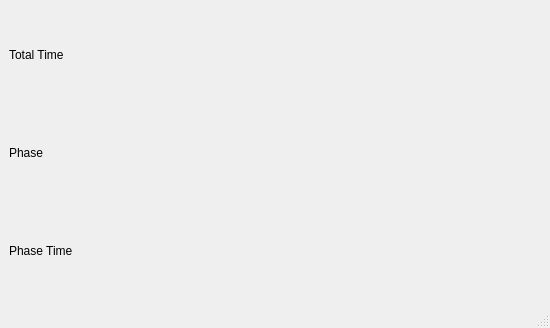
This is src/TrainerWindow/trainer.ui in dvarubla/breathe_trainer as Qt 5 draws it before an edit. The edited form follows.
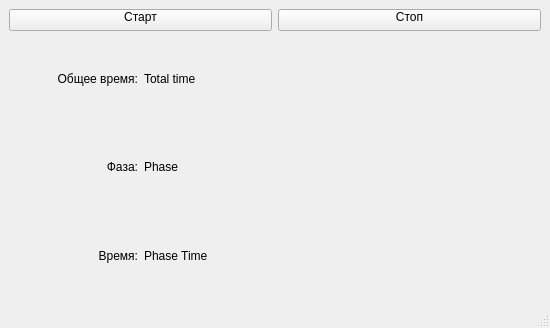
This is the edited form. Icons and pictures are not drawn. Custom widgets are drawn as their Qt base class.

Commit message: Add start and stop buttons

```diff
--- a/src/TrainerWindow/trainer.ui
+++ b/src/TrainerWindow/trainer.ui
@@ -20,35 +20,100 @@
    <property name="autoFillBackground">
     <bool>false</bool>
    </property>
-   <layout class="QHBoxLayout" name="horizontalLayout">
-    <item>
-     <layout class="QVBoxLayout" name="verticalLayout">
+   <layout class="QGridLayout" name="gridLayout_5" rowstretch="1,8">
+    <item row="0" column="0" colspan="2">
+     <layout class="QHBoxLayout" name="horizontalLayout">
       <item>
-       <widget class="QLabel" name="totalTime">
+       <widget class="QPushButton" name="startButton">
+        <property name="styleSheet">
+         <string notr="true">text-align:top center;</string>
+        </property>
         <property name="text">
-         <string>Total Time</string>
+         <string>Старт</string>
         </property>
+        <property name="icon">
+         <iconset resource="../../res/resources.qrc">
+          <normaloff>:/images/play_button.svg</normaloff>:/images/play_button.svg</iconset>
+        </property>
+        <property name="flat">
+         <bool>false</bool>
+        </property>
        </widget>
       </item>
       <item>
+       <widget class="QPushButton" name="stopButton">
+        <property name="styleSheet">
+         <string notr="true">text-align:top center;</string>
+        </property>
+        <property name="text">
+         <string>Стоп</string>
+        </property>
+        <property name="icon">
+         <iconset resource="../../res/resources.qrc">
+          <normaloff>:/images/stop_button.svg</normaloff>:/images/stop_button.svg</iconset>
+        </property>
+       </widget>
+      </item>
+     </layout>
+    </item>
+    <item row="1" column="1">
+     <widget class="breathe_trainer::TimeMeter" name="timeMeter" native="true"/>
+    </item>
+    <item row="1" column="0">
+     <layout class="QGridLayout" name="gridLayout">
+      <item row="0" column="0">
+       <widget class="QLabel" name="label_3">
+        <property name="text">
+         <string>Общее время:</string>
+        </property>
+        <property name="alignment">
+         <set>Qt::AlignRight|Qt::AlignTrailing|Qt::AlignVCenter</set>
+        </property>
+       </widget>
+      </item>
+      <item row="1" column="1">
        <widget class="QLabel" name="phase">
         <property name="text">
          <string>Phase</string>
         </property>
        </widget>
       </item>
-      <item>
+      <item row="2" column="1">
        <widget class="QLabel" name="phaseTime">
         <property name="text">
          <string>Phase Time</string>
         </property>
        </widget>
       </item>
+      <item row="2" column="0">
+       <widget class="QLabel" name="label">
+        <property name="text">
+         <string>Время:</string>
+        </property>
+        <property name="alignment">
+         <set>Qt::AlignRight|Qt::AlignTrailing|Qt::AlignVCenter</set>
+        </property>
+       </widget>
+      </item>
+      <item row="1" column="0">
+       <widget class="QLabel" name="label_2">
+        <property name="text">
+         <string>Фаза:</string>
+        </property>
+        <property name="alignment">
+         <set>Qt::AlignRight|Qt::AlignTrailing|Qt::AlignVCenter</set>
+        </property>
+       </widget>
+      </item>
+      <item row="0" column="1">
+       <widget class="QLabel" name="totalTime">
+        <property name="text">
+         <string>Total time</string>
+        </property>
+       </widget>
+      </item>
      </layout>
     </item>
-    <item>
-     <widget class="breathe_trainer::TimeMeter" name="timeMeter" native="true"/>
-    </item>
    </layout>
   </widget>
   <widget class="QMenuBar" name="menubar">
```
Left out of the diff: 4 changed lines with no effect on the pictures. The commit also changes 13 other files.
